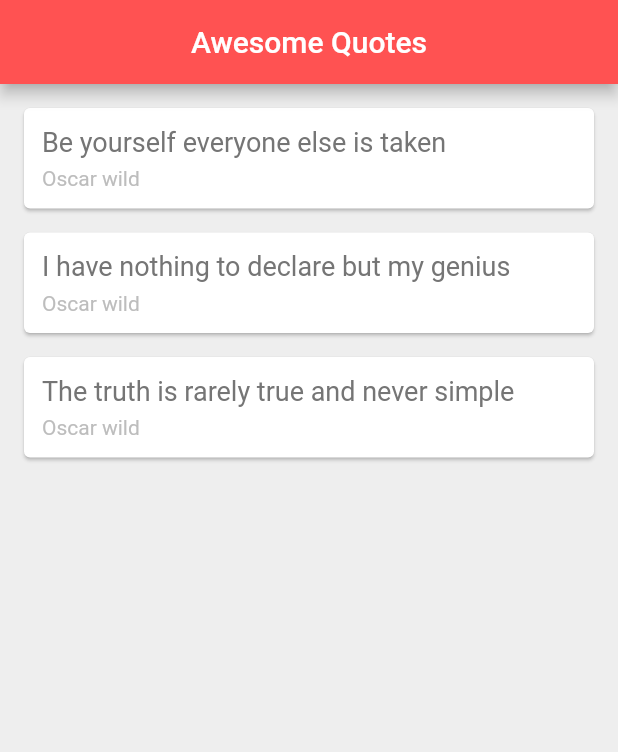
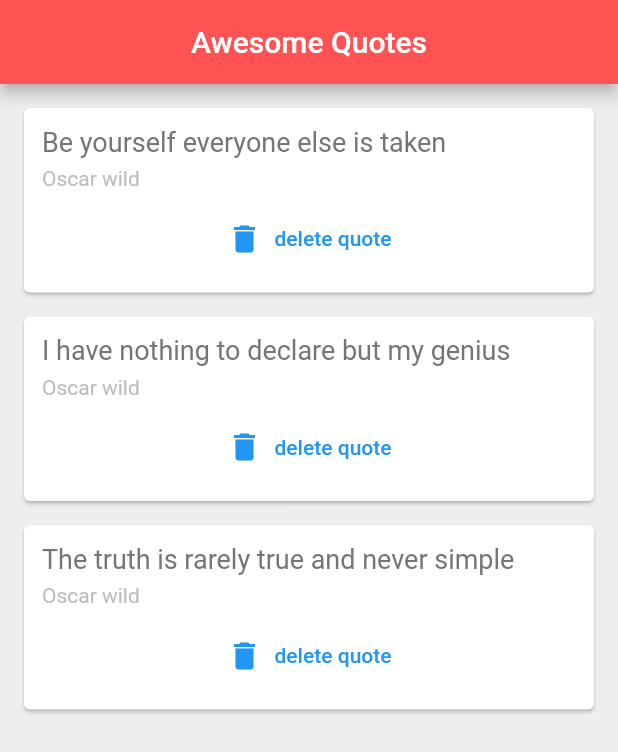
Before and after one commit to daniellekom/quotes_app_flutter, a Flutter app: the screen it shows after launch, on a phone screen of 412 x 824 dp. Shown: the top 752 px of the screen. Run offline on Flutter 3.47's test engine with Material 2 defaults, Android fonts, the phone set to English and light mode, and no system bars.

Commit message:
created delete stateless widget for quotes

```diff
--- a/lib/main.dart
+++ b/lib/main.dart
@@ -2,6 +2,7 @@
 
 import 'package:flutter/material.dart';
 import 'quote.dart';
+import 'quote_card.dart';
 
 void main() => runApp(MaterialApp(
   home:QuoteList(),
@@ -20,34 +21,6 @@ Quote(author: 'Oscar wild', text: 'I have nothing to declare but my genius'),
 Quote(author: 'Oscar wild', text: 'The truth is rarely true and never simple'),
   ];
 
-Widget quoteTemplate(quote){
-  return Card(
-    margin: const EdgeInsets.fromLTRB(16.0, 16.0, 16.0, 0.0),
-    child:Padding(
-      padding: const EdgeInsets.all(12.0),
-      child: Column(
-        crossAxisAlignment: CrossAxisAlignment.stretch,
-        children: [
-        Text(
-          quote.text,
-          style: TextStyle(
-            fontSize: 18.0,
-            color: Colors.grey[600],
-          ),
-        ),
-        const SizedBox(height: 6.0),
-        Text(
-          quote.author,
-          style:TextStyle(
-            fontSize: 14.0,
-            color:Colors.grey[400],
-          )
-        )
-      ],),
-    )
-  );
-}
-
 
   @override
   Widget build(BuildContext context) {
@@ -59,7 +32,14 @@ Widget quoteTemplate(quote){
         backgroundColor: Colors.redAccent,
       ),
       body: Column(
-        children: quotes.map((quote)=> quoteTemplate(quote)).toList(),
+        children: quotes.map((quote)=>QuoteCard(
+          quote: quote,
+          delete: () {
+            setState((){
+              quotes.remove(quote);
+            });
+          }
+        )).toList(),
       )
 
     );
--- /dev/null
+++ b/lib/quote_card.dart
@@ -0,0 +1,48 @@
+import 'package:flutter/material.dart';
+import 'quote.dart';
+
+class QuoteCard extends StatelessWidget {
+
+  final Quote quote;
+  final delete;
+   QuoteCard({ required this.quote, required this.delete});
+
+
+
+  @override
+  Widget build(BuildContext context) {
+    return Card(
+      margin: const EdgeInsets.fromLTRB(16.0, 16.0, 16.0, 0.0),
+      child:Padding(
+        padding: const EdgeInsets.all(12.0),
+        child: Column(
+          crossAxisAlignment: CrossAxisAlignment.stretch,
+          children: [
+          Text(
+            quote.text,
+            style: TextStyle(
+              fontSize: 18.0,
+              color: Colors.grey[600],
+            ),
+          ),
+          const SizedBox(height: 6.0),
+          Text(
+            quote.author,
+            style:TextStyle(
+              fontSize: 14.0,
+              color:Colors.grey[400],
+            ),
+          ),
+          SizedBox(height: 8.0),
+          TextButton.icon(
+            onPressed: delete,
+            icon: Icon(Icons.delete),
+            label: Text("delete quote"),
+
+        ),
+          ],
+        ),
+      )
+    );
+  }
+}
```
